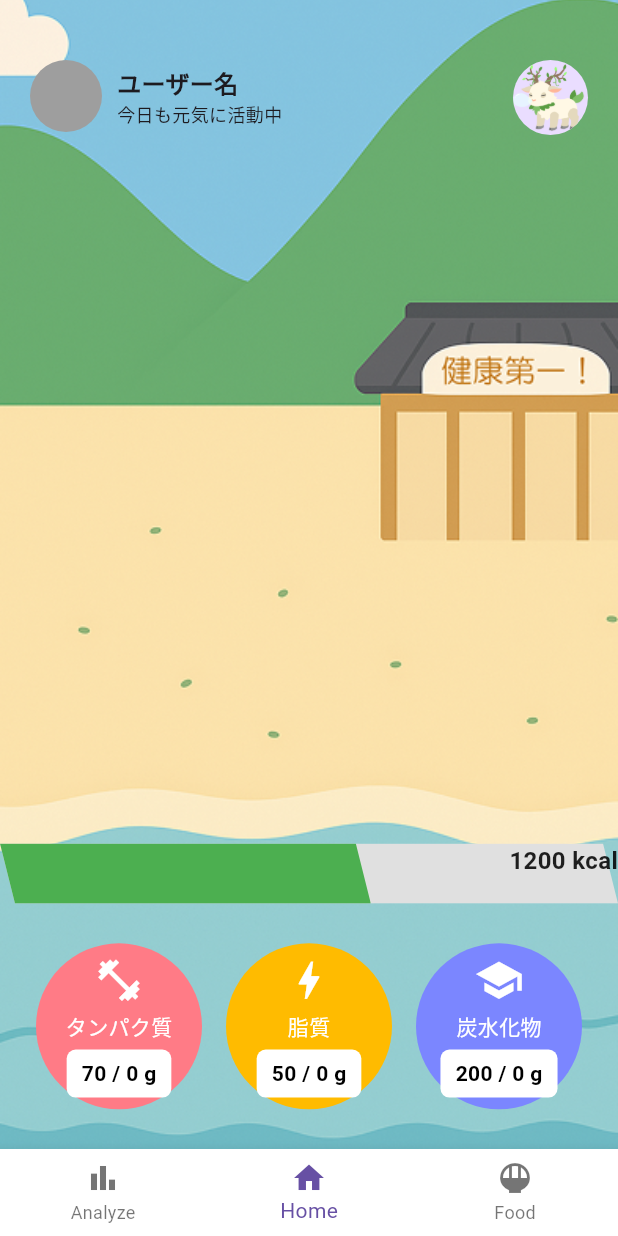
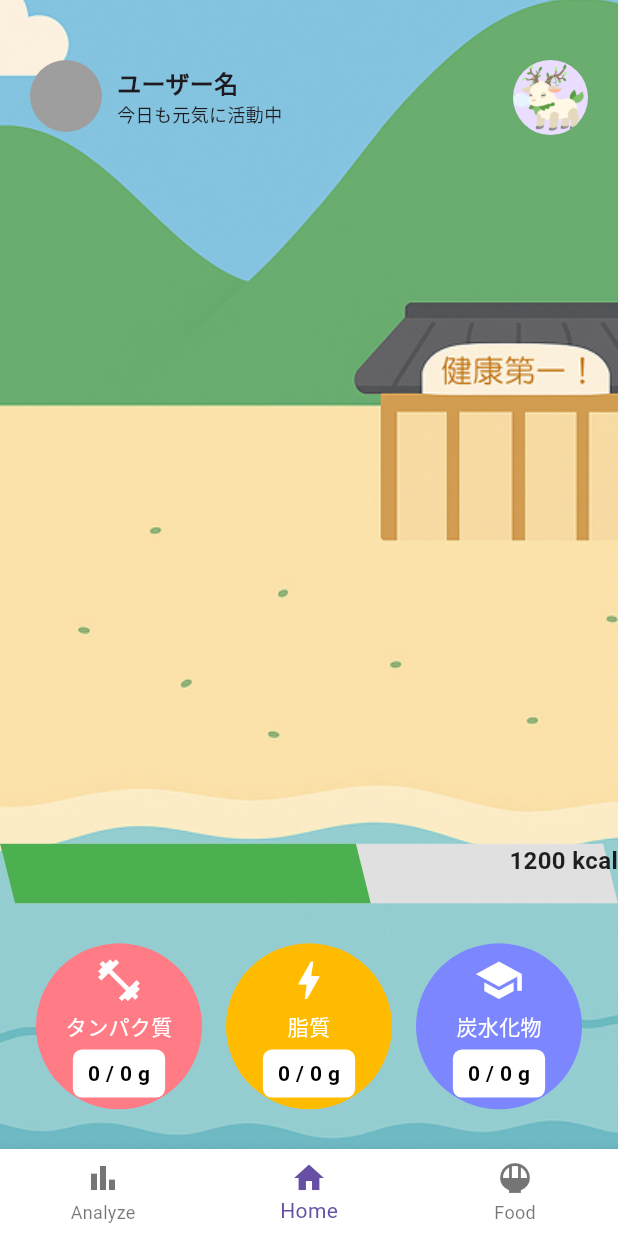
Before and after one commit to Agenta523/LifeMon, a Flutter app: the screen it shows after launch, on a phone screen of 412 x 824 dp. Run offline on Flutter 3.47's test engine with Material 3 defaults, Android fonts, the phone set to English and light mode, and no system bars; our stand-ins replace fl_chart, flutter_svg, rive, shared_preferences.

Commit message:
バックエンドデータでホームスクリーンを更新

```diff
--- a/lib/main.dart
+++ b/lib/main.dart
@@ -1,8 +1,13 @@
+// main.dart
+
 import 'package:flutter/material.dart';
 import 'presentation/navigator/analyze_navigator.dart';
 import 'presentation/navigator/home_navigator.dart';
 import 'presentation/navigator/food_navigator.dart';
 import 'presentation/widget/bottom_navigation.dart';
+
+// 1. HomeScreenのStateを参照するためにインポートを追加
+import 'presentation/screen/home_screen/home_screen.dart';
 
 void main() => runApp(const MyApp());
 
@@ -29,11 +34,33 @@ class MainScreen extends StatefulWidget {
 class _MainScreenState extends State<MainScreen> {
   int _currentIndex = 1;
 
-  final List<Widget> _screens = const [
-    AnalyzeNavigator(),
-    HomeNavigator(),
-    FoodNavigator(),
-  ];
+  // 2. HomeScreenのStateにアクセスするためのGlobalKeyを作成
+  final GlobalKey<HomeScreenState> _homeScreenKey =
+      GlobalKey<HomeScreenState>();
+
+  // 3. _screensリストをfinalではなくし、non-constにする
+  late final List<Widget> _screens;
+
+  @override
+  void initState() {
+    super.initState();
+    // 4. initStateで_screensを初期化し、HomeNavigatorにkeyを渡す
+    _screens = [
+      const AnalyzeNavigator(),
+      HomeNavigator(homeScreenKey: _homeScreenKey), // ◀️ ここでKeyを渡す
+      const FoodNavigator(),
+    ];
+  }
+
+  void _onItemTapped(int index) {
+    // 5. ホームタブ（インデックス1）がタップされ、かつそれが現在のタブでない場合に更新
+    if (index == 1 && _currentIndex != 1) {
+      _homeScreenKey.currentState?.loadTodaysNutrition();
+    }
+    setState(() {
+      _currentIndex = index;
+    });
+  }
 
   @override
   Widget build(BuildContext context) {
@@ -41,7 +68,8 @@ class _MainScreenState extends State<MainScreen> {
       body: IndexedStack(index: _currentIndex, children: _screens),
       bottomNavigationBar: CustomBottomNavigationBar(
         currentIndex: _currentIndex,
-        onItemTapped: (index) => setState(() => _currentIndex = index),
+        // 6. 更新したメソッドを渡す
+        onItemTapped: _onItemTapped,
       ),
     );
   }
--- a/lib/presentation/navigator/home_navigator.dart
+++ b/lib/presentation/navigator/home_navigator.dart
@@ -2,7 +2,9 @@ import 'package:flutter/material.dart';
 import '../screen/home_screen/home_screen.dart';
 
 class HomeNavigator extends StatelessWidget {
-  const HomeNavigator({super.key});
+  final GlobalKey<HomeScreenState> homeScreenKey;
+
+  const HomeNavigator({super.key, required this.homeScreenKey});
 
   @override
   Widget build(BuildContext context) {
@@ -12,10 +14,10 @@ class HomeNavigator extends StatelessWidget {
         WidgetBuilder builder;
         switch (settings.name) {
           case '/':
-            builder = (context) => const HomeScreen();
+            builder = (context) => HomeScreen(key: homeScreenKey);
             break;
           default:
-            builder = (context) => const HomeScreen();
+            builder = (context) => HomeScreen(key: homeScreenKey);
         }
         return MaterialPageRoute(builder: builder, settings: settings);
       },
--- a/lib/presentation/screen/home_screen/home_screen.dart
+++ b/lib/presentation/screen/home_screen/home_screen.dart
@@ -12,18 +12,20 @@ import 'package:life_mon/presentation/screen/home_screen/widget/character_select
 import 'package:life_mon/presentation/screen/home_screen/widget/character_grid_dialog.dart';
 import 'package:life_mon/presentation/screen/home_screen/widget/user_profile_header.dart';
 import 'package:life_mon/backend/PfcService.dart';
+import 'package:life_mon/data/FoodLogStorage.dart';
 
 class HomeScreen extends StatefulWidget {
   const HomeScreen({Key? key}) : super(key: key);
 
   @override
-  State<HomeScreen> createState() => _HomeScreenState();
+  State<HomeScreen> createState() => HomeScreenState();
 }
 
-class _HomeScreenState extends State<HomeScreen> with TickerProviderStateMixin {
+class HomeScreenState extends State<HomeScreen> with TickerProviderStateMixin {
   // Data
   final UserProfileStorage _userProfileStorage = UserProfileStorage();
   late final PfcService _pfcService;
+  final DateValueStorage _foodLogStorage = DateValueStorage();
 
   final List<CharacterInfo> characters = [
     CharacterInfo(
@@ -54,7 +56,7 @@ class _HomeScreenState extends State<HomeScreen> with TickerProviderStateMixin {
     const Color.fromARGB(255, 123, 134, 255),
   ];
   List<int> eat_value_base = [0, 0, 0];
-  List<int> eat_value = [70, 50, 200];
+  List<int> eat_value = [0, 0, 0];
   int selectedIndex = 0;
 
   // Character State
@@ -80,6 +82,7 @@ class _HomeScreenState extends State<HomeScreen> with TickerProviderStateMixin {
   @override
   void initState() {
     super.initState();
+    loadTodaysNutrition();
 
     _pfcService = PfcService(_userProfileStorage);
 
@@ -107,6 +110,25 @@ class _HomeScreenState extends State<HomeScreen> with TickerProviderStateMixin {
         ];
       });
       debugPrint("✅ PFC Target Updated: $eat_value_base");
+    }
+  }
+
+  //今日のPFC摂取量を取得してeat_valueを更新するメソッド
+  Future<void> loadTodaysNutrition() async {
+    await _foodLogStorage.init(); // SharedPreferencesからデータをロード
+    final today = DateTime.now();
+    final todaysData = _foodLogStorage.getDataForDate(today);
+
+    if (mounted && todaysData != null) {
+      setState(() {
+        // labelsの順序「タンパク質, 脂質, 炭水化物」に合わせて更新
+        eat_value = [
+          todaysData['protein'] ?? 0,
+          todaysData['fat'] ?? 0,
+          todaysData['carbo'] ?? 0,
+        ];
+      });
+      debugPrint("✅ Today's Nutrition Loaded: $eat_value");
     }
   }
 
```
Also changed, not shown: lib/backend/CalorieService.dart (+10 -4 lines), lib/backend/PfcService.dart (+15 -15 lines), pubspec.lock.
